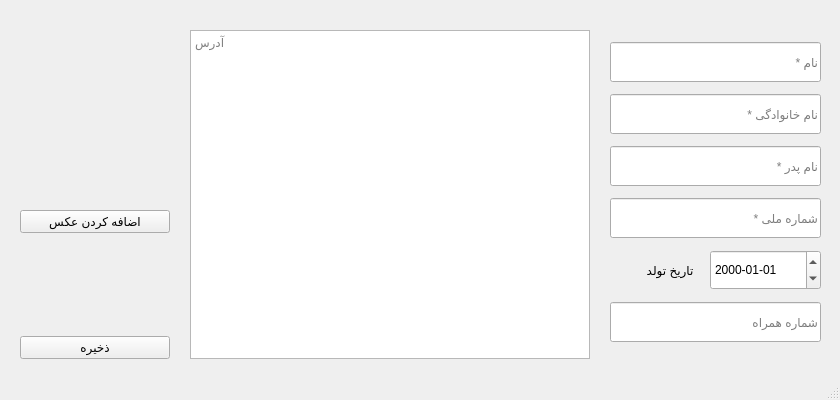
Old version of the form gui/new_gui/patient_info.ui in the repository ali-ghazi78/AP-final_project.
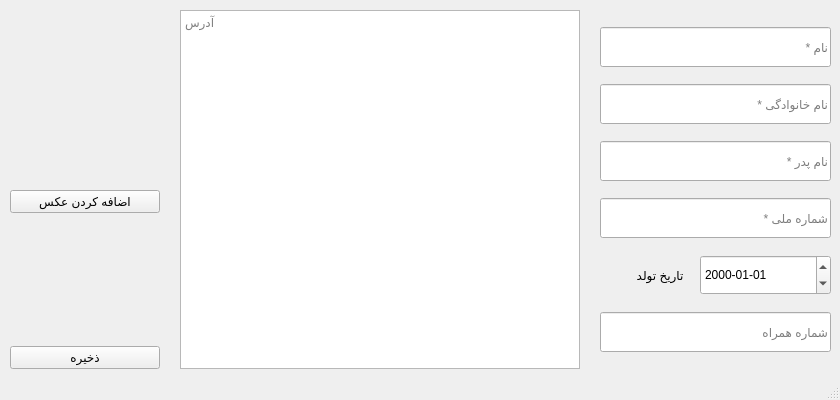
New version of the form. Icons and pictures are not drawn.

```diff
--- a/gui/new_gui/patient_info.ui
+++ b/gui/new_gui/patient_info.ui
@@ -57,16 +57,16 @@
        <number>20</number>
       </property>
       <property name="leftMargin">
-       <number>10</number>
+       <number>0</number>
       </property>
       <property name="topMargin">
-       <number>20</number>
+       <number>0</number>
       </property>
       <property name="rightMargin">
-       <number>10</number>
+       <number>0</number>
       </property>
       <property name="bottomMargin">
-       <number>10</number>
+       <number>0</number>
       </property>
       <item>
        <layout class="QVBoxLayout" name="verticalLayout_2">
```
